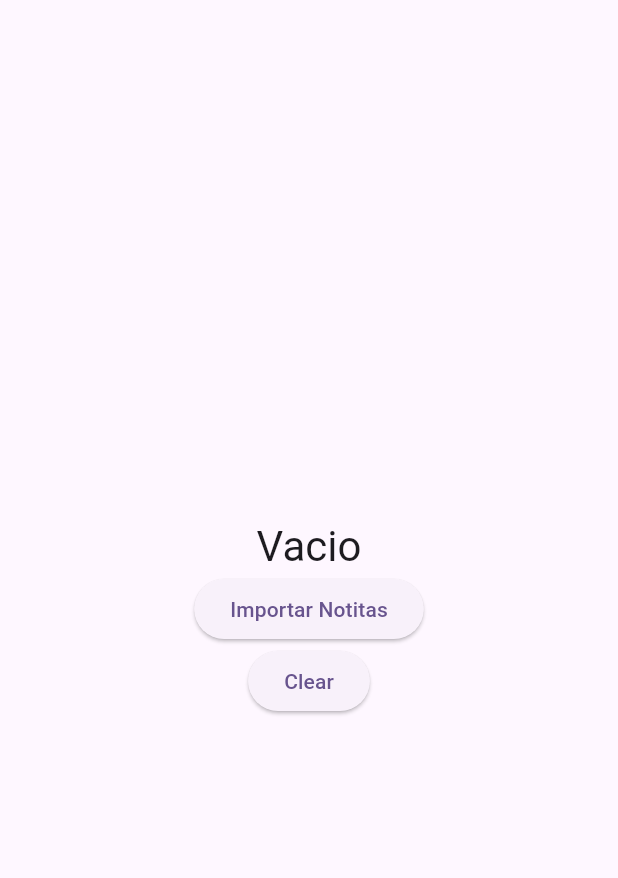
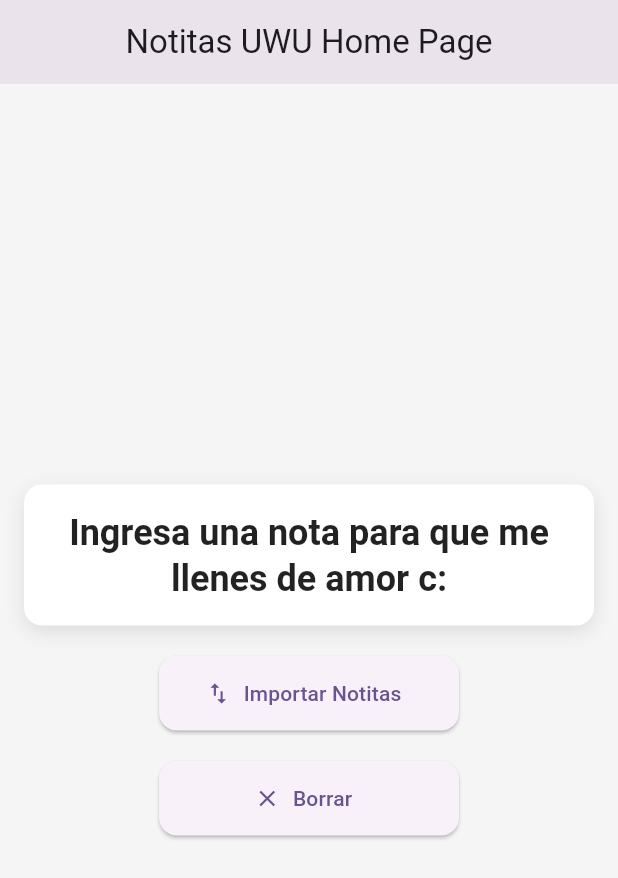
Before and after one commit to Abrilskop/assets-flutter-ui, a Flutter app: the screen it shows after launch, on a phone screen of 412 x 824 dp. Shown: the top 878 px of the screen. Run offline on Flutter 3.47's test engine with Material 3 defaults, Android fonts, the light colour scheme and no system bars.

Commit message:
refactor UI: Mejora de la interfaz y adicion de iconos y espacio

```diff
--- a/assets_flutter_ui/lib/main.dart
+++ b/assets_flutter_ui/lib/main.dart
@@ -1,79 +1,129 @@
-import 'package:flutter/material.dart'; // Importa el paquete principal de Flutter para construir interfaces de usuario.
-import 'package:flutter/services.dart' show rootBundle; // Importa rootBundle para poder acceder a archivos locales.
+import 'package:flutter/material.dart';
+import 'package:flutter/services.dart' show rootBundle;
 
 void main() {
-  runApp(const MyApp()); // Llama a la función runApp para ejecutar la aplicación. Carga el widget MyApp como la raíz de la app.
+  runApp(const MyApp());
 }
 
 class MyApp extends StatelessWidget {
-  const MyApp({super.key}); // Constructor de la clase MyApp, que es un widget sin estado.
+  const MyApp({super.key});
 
   @override
   Widget build(BuildContext context) {
     return MaterialApp(
-      title: 'Notitas UWU', // Define el título de la aplicación, que se muestra en el sistema operativo.
+      title: 'Notitas UWU',
+      debugShowCheckedModeBanner: false,
       theme: ThemeData(
-        colorScheme: ColorScheme.fromSeed(seedColor: Colors.deepPurple), // Define el esquema de colores basado en un color semilla (purple en este caso).
-        useMaterial3: true, // Usa el diseño de Material 3.
+        colorScheme: ColorScheme.fromSeed(seedColor: Colors.deepPurple),
+        useMaterial3: true,
+        textTheme: TextTheme(
+          headlineMedium: TextStyle(
+            fontSize: 24,
+            fontWeight: FontWeight.bold,
+            color: Colors.black87,
           ),
-      home: const MyHomePage(title: 'Notitas UWU Home Page'), // La pantalla inicial es MyHomePage.
+        ),
+      ),
+      home: const MyHomePage(title: 'Notitas UWU Home Page'),
     );
   }
 }
 
 class MyHomePage extends StatefulWidget {
-  const MyHomePage({super.key, required this.title}); // Constructor de MyHomePage, que recibe un título como parámetro.
-  final String title; // Almacena el título que se pasa como argumento.
+  const MyHomePage({super.key, required this.title});
+
+  final String title;
 
   @override
-  State<MyHomePage> createState() => _MyHomePageState(); // Crea el estado asociado a MyHomePage.
+  State<MyHomePage> createState() => _MyHomePageState();
 }
 
 class _MyHomePageState extends State<MyHomePage> {
-  String textFromFile = 'Vacio'; // Inicializa la variable que guardará el texto que se obtendrá del archivo.
+  String textFromFile = 'Ingresa una nota para que me llenes de amor c:';
 
   getData() async {
-    // Función que lee un archivo de texto de manera asíncrona.
-    String response;
-    response = await rootBundle.loadString('archivos_texto/mis_apuntes.txt'); // Lee el archivo "mis_apuntes.txt" desde los recursos locales.
+    String response = await rootBundle.loadString('archivos_texto/mis_apuntes.txt');
     setState(() {
-      textFromFile = response; // Actualiza el estado con el contenido del archivo.
+      textFromFile = response;
     });
   }
 
   clear() {
-    // Función que limpia el texto en pantalla.
     setState(() {
-      textFromFile = 'Vacio'; // Restablece el texto a 'Vacio'.
+      textFromFile = 'Vacio';
     });
   }
 
   @override
   Widget build(BuildContext context) {
     return Scaffold(
-      body: Center(
+      appBar: AppBar(
+        title: Text(widget.title),
+        backgroundColor: const Color.fromARGB(255, 248, 241, 245),
+        elevation: 4.0,
+        centerTitle: true,
+      ),
+      body: Padding(
+        padding: const EdgeInsets.all(16.0), // Añade un poco de padding alrededor
+        child: Center(
           child: Column(
-          mainAxisAlignment: MainAxisAlignment.center, // Centra el contenido en el eje vertical.
+            mainAxisAlignment: MainAxisAlignment.center,
             children: [
-            Text(
-              textFromFile, // Muestra el contenido del archivo o 'Vacio' si no se ha cargado ningún texto.
-              style: Theme.of(context).textTheme.headlineMedium, // Aplica el estilo de texto según el tema de la app.
+              // Texto mostrado en pantalla
+              Container(
+                padding: const EdgeInsets.all(16.0),
+                decoration: BoxDecoration(
+                  color: Colors.white,
+                  borderRadius: BorderRadius.circular(12),
+                  boxShadow: [
+                    BoxShadow(
+                      color: Colors.black.withOpacity(0.1),
+                      blurRadius: 10,
+                      offset: const Offset(0, 4),
                     ),
-            ElevatedButton(
+                  ],
+                ),
+                child: Text(
+                  textFromFile,
+                  textAlign: TextAlign.center,
+                  style: Theme.of(context).textTheme.headlineMedium,
+                ),
+              ),
+              const SizedBox(height: 20), // Espaciado entre los widgets
+              // Botón de Importar Notitas
+              ElevatedButton.icon(
                 onPressed: () {
-                getData(); // Cuando el botón es presionado, llama a getData para cargar el archivo de texto.
+                  getData();
                 },
-              child: const Text('Importar Notitas'), // Texto del primer botón.
+                icon: const Icon(Icons.import_export),
+                label: const Text('Importar Notitas'),
+                style: ElevatedButton.styleFrom(
+                  minimumSize: const Size(200, 50),
+                  shape: RoundedRectangleBorder(
+                    borderRadius: BorderRadius.circular(12),
                   ),
-            ElevatedButton(
+                ),
+              ),
+              const SizedBox(height: 20),
+              // Botón de Clear
+              ElevatedButton.icon(
                 onPressed: () {
-                clear(); // Cuando el botón es presionado, llama a clear para limpiar el texto.
+                  clear();
                 },
-              child: const Text('Clear'), // Texto del segundo botón.
+                icon: const Icon(Icons.clear),
+                label: const Text('Borrar'),
+                style: ElevatedButton.styleFrom(
+                  minimumSize: const Size(200, 50),
+                  shape: RoundedRectangleBorder(
+                    borderRadius: BorderRadius.circular(12),
+                  ),
+                ),
               ),
             ],
           ),
         ),
+      ),
+      backgroundColor: Colors.grey[100], // Fondo de la pantalla principal
     );
   }
 }
```
Lines whose indentation alone changed are shown as unchanged.
